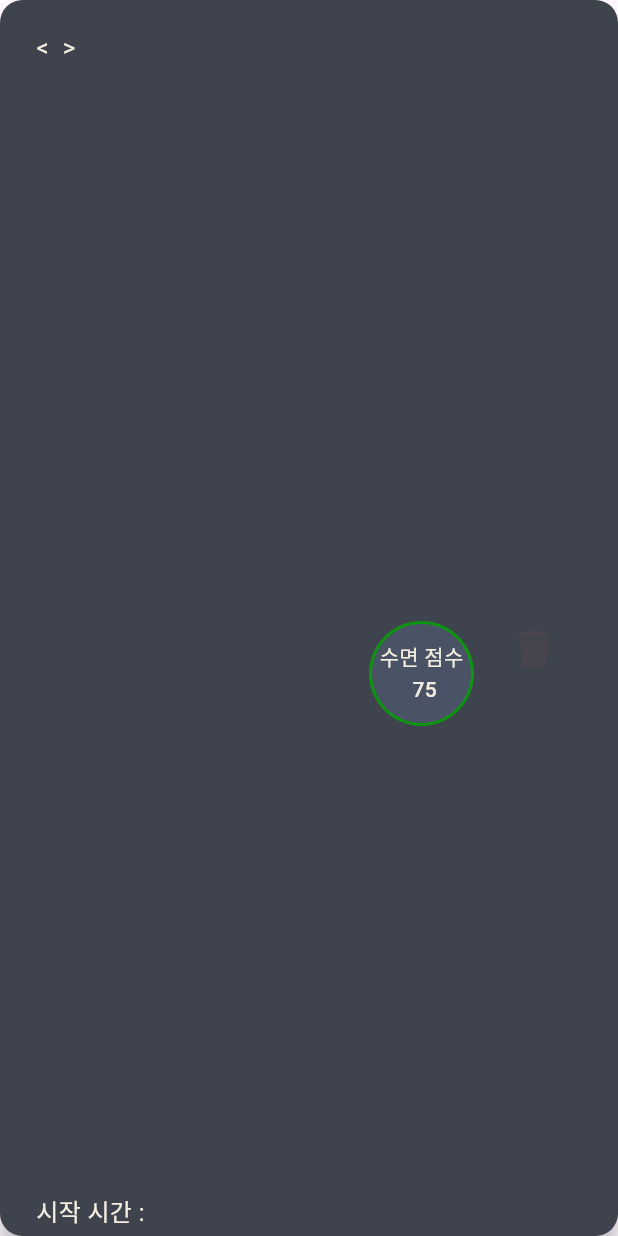
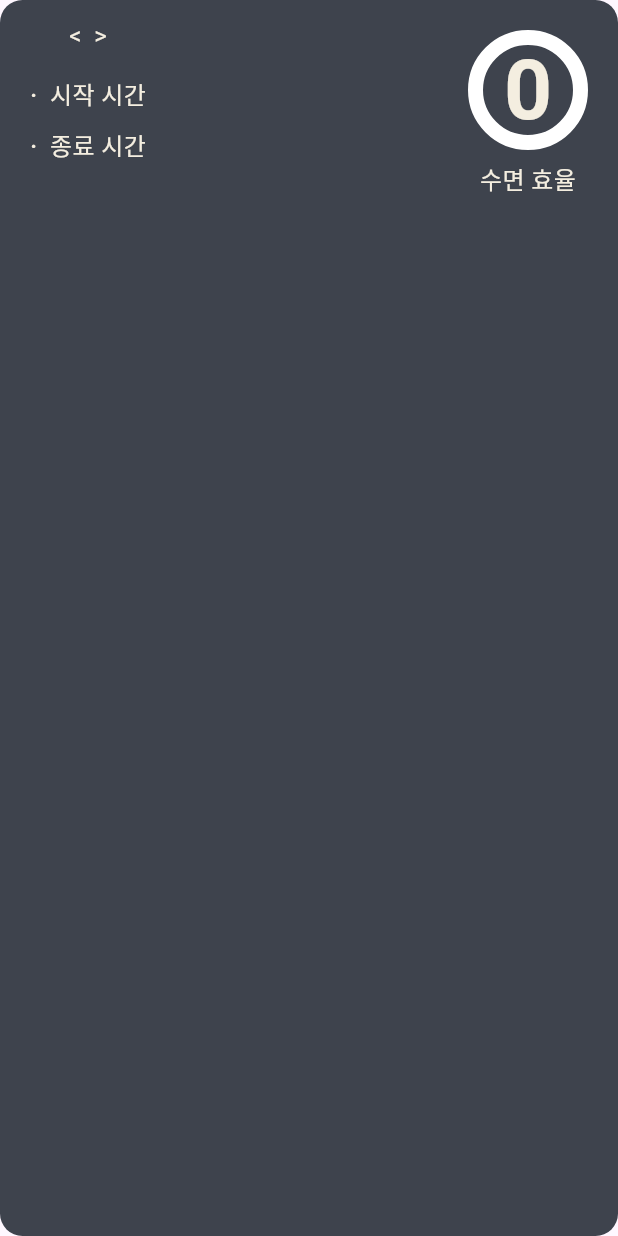
Before and after one commit to CreatorSean/JalJaYo_Dream__Client, a Flutter app: what dataItem() shows on an empty page, opened directly with empty values, on a phone screen of 412 x 824 dp. Run offline on Flutter 3.47's test engine with Material 3 defaults, Android fonts, the light colour scheme and no system bars; drawn by our look-alikes of flutter_animate; our stand-ins replace cached_network_image, fl_chart, flutter_blue_plus, flutter_riverpod, font_awesome_flutter, go_router and 2 more; accounts and stored records are empty; network calls fail.

Commit message:
update : sleep Analysis

```diff
--- a/assets/json/sleepdatas.json
+++ b/assets/json/sleepdatas.json
@@ -181,7 +181,8 @@
             "sleepDate" : "2023년 10월 06일",
             "startTime" : "2023-10-05 22:58",
             "endTime" : "2023-10-06 07:33",
-            "sleepFile" : "abc.csv"
+            "sleepFile" : "abc.csv",
+            "sleepWaso" : 99
         },
         {
             "modelName" : 8530312,
@@ -204,7 +205,8 @@
             "sleepDate" : "2023년 10월 03일",
             "startTime" : "2023-10-03 01:03",
             "endTime" : "2023-10-03 12:31",
-            "sleepFile" : "abc.csv"
+            "sleepFile" : "abc.csv",
+            "sleepWaso" : 89
         },
         {
             "modelName" : 9106476,
--- a/lib/feature/sleep_analysis/model/sleep_data_model.dart
+++ b/lib/feature/sleep_analysis/model/sleep_data_model.dart
@@ -4,12 +4,14 @@ class SleepDataModel {
   String startTime;
   String endTime;
   String sleepFile;
+  int sleepWaso;
   SleepDataModel({
     required this.modelName,
     required this.sleepDate,
     required this.startTime,
     required this.endTime,
     required this.sleepFile,
+    required this.sleepWaso,
   });
 
   SleepDataModel.fromJson(Map<String, dynamic> json)
@@ -17,7 +19,8 @@ class SleepDataModel {
         sleepDate = json["sleepDate"],
         startTime = json["startTime"],
         endTime = json["endTime"],
-        sleepFile = json["sleepFile"];
+        sleepFile = json["sleepFile"],
+        sleepWaso = json["sleepWaso"];
 
   Map<String, dynamic> toMap() {
     return {
@@ -26,6 +29,7 @@ class SleepDataModel {
       "startTime": startTime,
       "endTime": endTime,
       "sleepFile": sleepFile,
+      "sleepWaso": sleepWaso,
     };
   }
 
--- a/lib/feature/sleep_analysis/view/sleep_analysis_screen.dart
+++ b/lib/feature/sleep_analysis/view/sleep_analysis_screen.dart
@@ -9,6 +9,8 @@ import 'package:jaljayo/feature/sleep_analysis/model/sleep_data_model.dart';
 import 'package:jaljayo/feature/sleep_analysis/view_model/sleep_data_view_model.dart';
 import 'package:jaljayo/feature/sleep_analysis/widgets/sleep_calendar.dart';
 import 'package:jaljayo/feature/sleep_analysis/widgets/sleep_dialog_widget.dart';
+import 'package:jaljayo/feature/sleep_analysis/widgets/sleep_linechart_widget.dart';
+import 'package:jaljayo/feature/sleep_analysis/widgets/sleep_piechart_widget.dart';
 
 class SleepAnalysisScreen extends ConsumerStatefulWidget {
   static String routeURL = '/sleep';
@@ -81,15 +83,23 @@ class _SleepAnalysisScreenState extends ConsumerState<SleepAnalysisScreen> {
           );
         },
         error: (error, stackTrace) {
-          return Center(
-            child: Text(
-              error.toString(),
-              style: const TextStyle(
-                fontSize: Sizes.size16,
-                fontWeight: FontWeight.bold,
-              ),
+          return const Padding(
+            padding: EdgeInsets.all(15),
+            child: SizedBox(
+              width: double.infinity,
+              height: 510,
+              child: SleepCalendar(),
             ),
           );
+          // return Center(
+          //   child: Text(
+          //     error.toString(),
+          //     style: const TextStyle(
+          //       fontSize: Sizes.size16,
+          //       fontWeight: FontWeight.bold,
+          //     ),
+          //   ),
+          // );
         },
       ),
     );
@@ -97,7 +107,6 @@ class _SleepAnalysisScreenState extends ConsumerState<SleepAnalysisScreen> {
 }
 
 Widget dataItem(int idx, BuildContext context, SleepDataModel sleep) {
-  int score = 75;
   return Container(
     width: MediaQuery.of(context).size.width,
     padding: const EdgeInsets.symmetric(
@@ -106,82 +115,98 @@ Widget dataItem(int idx, BuildContext context, SleepDataModel sleep) {
     ),
     decoration: BoxDecoration(
       borderRadius: BorderRadius.circular(15),
-      boxShadow: [
-        BoxShadow(
-          color: Colors.black.withOpacity(0.2),
-          spreadRadius: 0.5,
-          blurRadius: 7,
-          offset: const Offset(0, 10),
-        ),
-      ],
       color: const Color(0xff3E434D),
     ),
-    child: ListTile(
-      onTap: () {
-        SleepDialogWidget().sleepDialog(context, sleep);
-      },
-      trailing: IconButton(
-        onPressed: () {
-          print("RaisedButton 클릭됨");
-        },
-        icon: const FaIcon(
-          FontAwesomeIcons.trash,
-        ),
-      ),
-      title: Text(
-        "< ${sleep.sleepDate} >",
-        style: const TextStyle(
-          color: Color(0xffF4EEE0),
-        ),
-      ),
-      titleAlignment: ListTileTitleAlignment.center,
-      subtitle: Padding(
-        padding: const EdgeInsets.only(top: 10),
+    child: Padding(
+      padding: const EdgeInsets.only(right: 12, left: 12),
       child: Row(
         mainAxisAlignment: MainAxisAlignment.spaceBetween,
         children: [
           Column(
-              mainAxisAlignment: MainAxisAlignment.end,
-              children: [
-                Row(
             children: [
               Text(
-                      '시작 시간 : ${sleep.startTime}',
+                '< ${sleep.sleepDate} >',
                 style: const TextStyle(
+                  color: Color(0xfff4eee0),
                   fontSize: Sizes.size16,
-                        color: Color(0xffF4EEE0),
+                ),
+              ),
+              Gaps.v16,
+              Row(
+                mainAxisAlignment: MainAxisAlignment.spaceBetween,
+                children: [
+                  const Column(
+                    children: [
+                      Text(
+                        "·  시작 시간",
+                        style: TextStyle(
+                          color: Color(0xfff4eee0),
+                          fontSize: Sizes.size16,
+                          fontWeight: FontWeight.w500,
+                        ),
+                      ),
+                      Gaps.v10,
+                      Text(
+                        "·  종료 시간",
+                        style: TextStyle(
+                          color: Color(0xfff4eee0),
+                          fontSize: Sizes.size16,
+                          fontWeight: FontWeight.w500,
                         ),
                       ),
                     ],
                   ),
-                Row(
+                  Column(
                     children: [
                       Text(
-                      '종료 시간 : ${sleep.endTime}',
+                        sleep.startTime,
                         style: const TextStyle(
+                          color: Color(0xfff4eee0),
                           fontSize: Sizes.size16,
-                        color: Color(0xffF4EEE0),
+                          fontWeight: FontWeight.w500,
+                        ),
+                      ),
+                      Gaps.v10,
+                      Text(
+                        sleep.startTime,
+                        style: const TextStyle(
+                          color: Color(0xfff4eee0),
+                          fontSize: Sizes.size16,
+                          fontWeight: FontWeight.w500,
                         ),
                       ),
                     ],
-                ),
+                  )
+                ],
+              )
             ],
           ),
-            CircleAvatar(
-              radius: 35,
-              backgroundColor: const Color(0xff0D9512),
-              child: CircleAvatar(
-                radius: 33,
-                backgroundColor: const Color(0xff4A5365),
-                child: Text(
-                  "수면 점수\n      $score",
-                  style: const TextStyle(
-                      fontSize: Sizes.size14, color: Color(0xffF4EEE0)),
+          Column(
+            children: [
+              Container(
+                padding: const EdgeInsets.symmetric(vertical: 8.0),
+                child: CustomPaint(
+                  // CustomPaint를 그리고 이 안에 차트를 그려줍니다..
+                  size:
+                      const Size(80, 80), // CustomPaint의 크기는 가로 세로 80, 80 합니다.
+                  painter: SleepPieChartWidget(
+                    percentage: sleep.sleepWaso,
+                    textScaleFactor: 0.7,
+                    textColor: '0xff0D9512',
                   ),
                 ),
               ),
+              const Text(
+                "수면 효율",
+                style: TextStyle(
+                  color: Color(0xfff4eee0),
+                  fontSize: Sizes.size16,
+                  fontWeight: FontWeight.w500,
+                ),
+              ),
             ],
-        ),
+          )
+        ],
       ),
     ),
   )
--- a/lib/feature/sleep_analysis/view_model/sleep_data_view_model.dart
+++ b/lib/feature/sleep_analysis/view_model/sleep_data_view_model.dart
@@ -27,6 +27,7 @@ class SleepDataViewModel extends AsyncNotifier<List<SleepDataModel>> {
         startTime: item['startTime'],
         endTime: item['endTime'],
         sleepFile: item['sleepFile'],
+        sleepWaso: item['sleepWaso'],
       );
       sleepList.add(sleepData);
     }
--- a/lib/router.dart
+++ b/lib/router.dart
@@ -11,7 +11,7 @@ import 'package:jaljayo/feature/today_sleep/view/today_sleep_screen.dart';
 final routerProvier = Provider(
   (ref) {
     return GoRouter(
-      initialLocation: "/",
+      initialLocation: "/home",
       routes: [
         GoRoute(
           path: TutorialScreen.routeURL,
```
Lines whose indentation alone changed are shown as unchanged.
